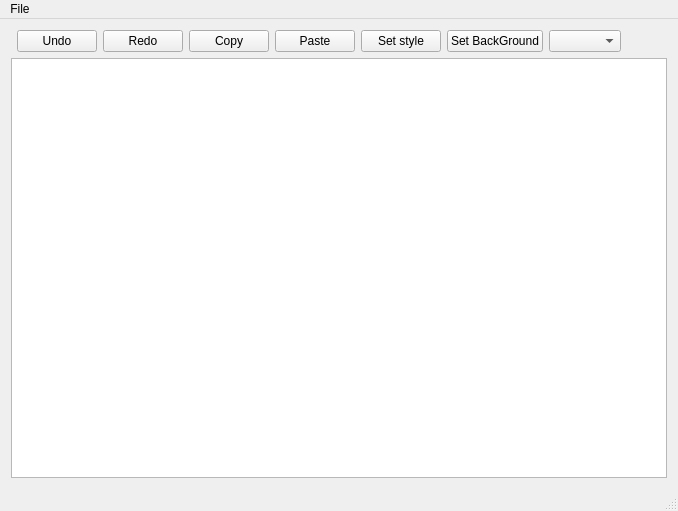
Above: Text_Editor/notepad.ui from prvln/text_editors before the change. Below: the same form after it.
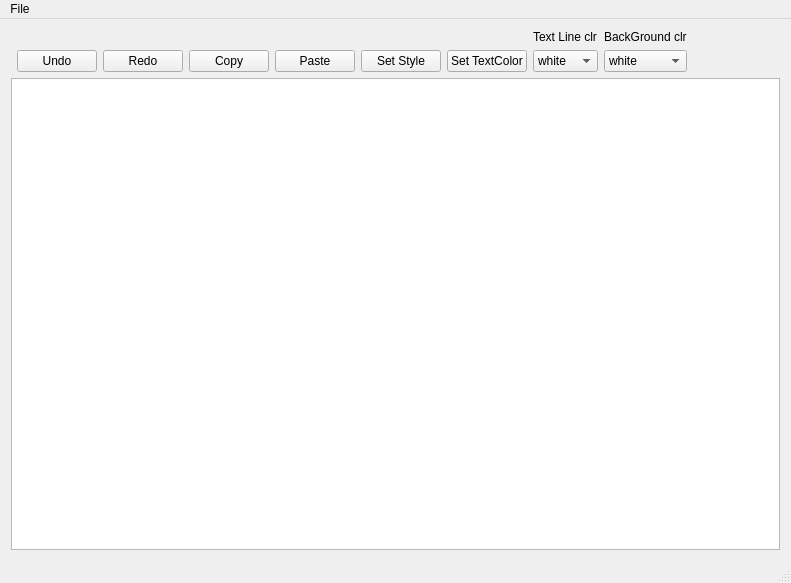
That is the form after the change.

```diff
--- a/Text_Editor/notepad.ui
+++ b/Text_Editor/notepad.ui
@@ -6,8 +6,8 @@
    <rect>
     <x>0</x>
     <y>0</y>
-    <width>678</width>
-    <height>511</height>
+    <width>791</width>
+    <height>583</height>
    </rect>
   </property>
   <property name="windowTitle">
@@ -15,10 +15,115 @@
   </property>
   <widget class="QWidget" name="centralWidget">
    <layout class="QGridLayout" name="gridLayout">
-    <item row="0" column="7">
-     <widget class="QComboBox" name="comboBox"/>
-    </item>
     <item row="0" column="8">
+     <widget class="QLabel" name="label_2">
+      <property name="text">
+       <string>BackGround clr</string>
+      </property>
+     </widget>
+    </item>
+    <item row="0" column="7">
+     <widget class="QLabel" name="label">
+      <property name="text">
+       <string>Text Line clr</string>
+      </property>
+     </widget>
+    </item>
+    <item row="3" column="0" colspan="10">
+     <widget class="QTextEdit" name="textEdit"/>
+    </item>
+    <item row="2" column="7">
+     <widget class="QComboBox" name="comboBox_2">
+      <item>
+       <property name="text">
+        <string>white</string>
+       </property>
+      </item>
+      <item>
+       <property name="text">
+        <string>black</string>
+       </property>
+      </item>
+      <item>
+       <property name="text">
+        <string>green</string>
+       </property>
+      </item>
+      <item>
+       <property name="text">
+        <string>yellow</string>
+       </property>
+      </item>
+      <item>
+       <property name="text">
+        <string>grey</string>
+       </property>
+      </item>
+     </widget>
+    </item>
+    <item row="2" column="6">
+     <widget class="QPushButton" name="setBackgroundButton">
+      <property name="text">
+       <string>Set TextColor</string>
+      </property>
+     </widget>
+    </item>
+    <item row="2" column="4">
+     <widget class="QPushButton" name="button_paste">
+      <property name="text">
+       <string>Paste</string>
+      </property>
+     </widget>
+    </item>
+    <item row="2" column="8">
+     <widget class="QComboBox" name="comboBox">
+      <item>
+       <property name="text">
+        <string>white</string>
+       </property>
+      </item>
+      <item>
+       <property name="text">
+        <string>black</string>
+       </property>
+      </item>
+      <item>
+       <property name="text">
+        <string>green</string>
+       </property>
+      </item>
+      <item>
+       <property name="text">
+        <string>blue</string>
+       </property>
+      </item>
+      <item>
+       <property name="text">
+        <string>grey</string>
+       </property>
+      </item>
+      <item>
+       <property name="text">
+        <string>yellow</string>
+       </property>
+      </item>
+     </widget>
+    </item>
+    <item row="2" column="5">
+     <widget class="QPushButton" name="set_style_button">
+      <property name="text">
+       <string>Set Style</string>
+      </property>
+     </widget>
+    </item>
+    <item row="2" column="1">
+     <widget class="QPushButton" name="undo">
+      <property name="text">
+       <string>Undo</string>
+      </property>
+     </widget>
+    </item>
+    <item row="2" column="9">
      <spacer name="horizontalSpacer_2">
       <property name="orientation">
        <enum>Qt::Horizontal</enum>
@@ -31,51 +136,20 @@
       </property>
      </spacer>
     </item>
-    <item row="0" column="5">
-     <widget class="QPushButton" name="set_style_button">
-      <property name="text">
-       <string>Set style</string>
-      </property>
-     </widget>
-    </item>
-    <item row="0" column="6">
-     <widget class="QPushButton" name="setBackgroundButton">
-      <property name="text">
-       <string>Set BackGround</string>
-      </property>
-     </widget>
-    </item>
-    <item row="1" column="0" colspan="9">
-     <widget class="QTextEdit" name="textEdit"/>
-    </item>
-    <item row="0" column="3">
+    <item row="2" column="3">
      <widget class="QPushButton" name="button_copy">
       <property name="text">
        <string>Copy</string>
       </property>
      </widget>
     </item>
-    <item row="0" column="2">
+    <item row="2" column="2">
      <widget class="QPushButton" name="redo">
       <property name="text">
        <string>Redo</string>
       </property>
      </widget>
     </item>
-    <item row="0" column="4">
-     <widget class="QPushButton" name="button_paste">
-      <property name="text">
-       <string>Paste</string>
-      </property>
-     </widget>
-    </item>
-    <item row="0" column="1">
-     <widget class="QPushButton" name="undo">
-      <property name="text">
-       <string>Undo</string>
-      </property>
-     </widget>
-    </item>
    </layout>
   </widget>
   <widget class="QMenuBar" name="menuBar">
@@ -83,7 +157,7 @@
     <rect>
      <x>0</x>
      <y>0</y>
-     <width>678</width>
+     <width>791</width>
      <height>21</height>
     </rect>
    </property>
```
